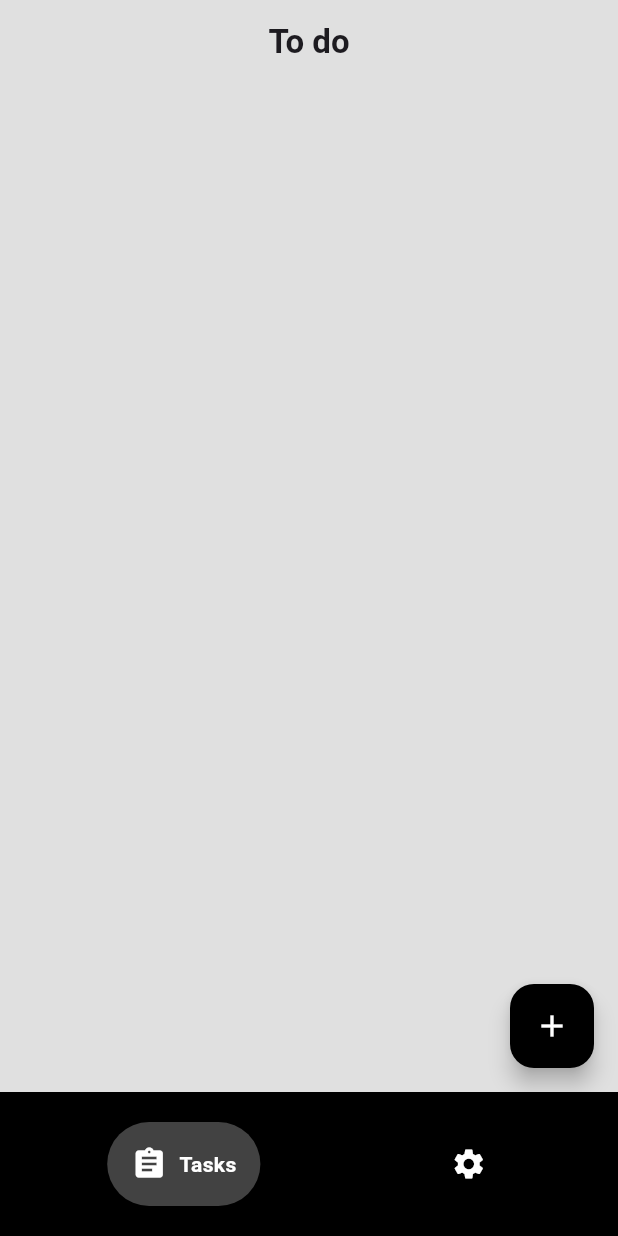
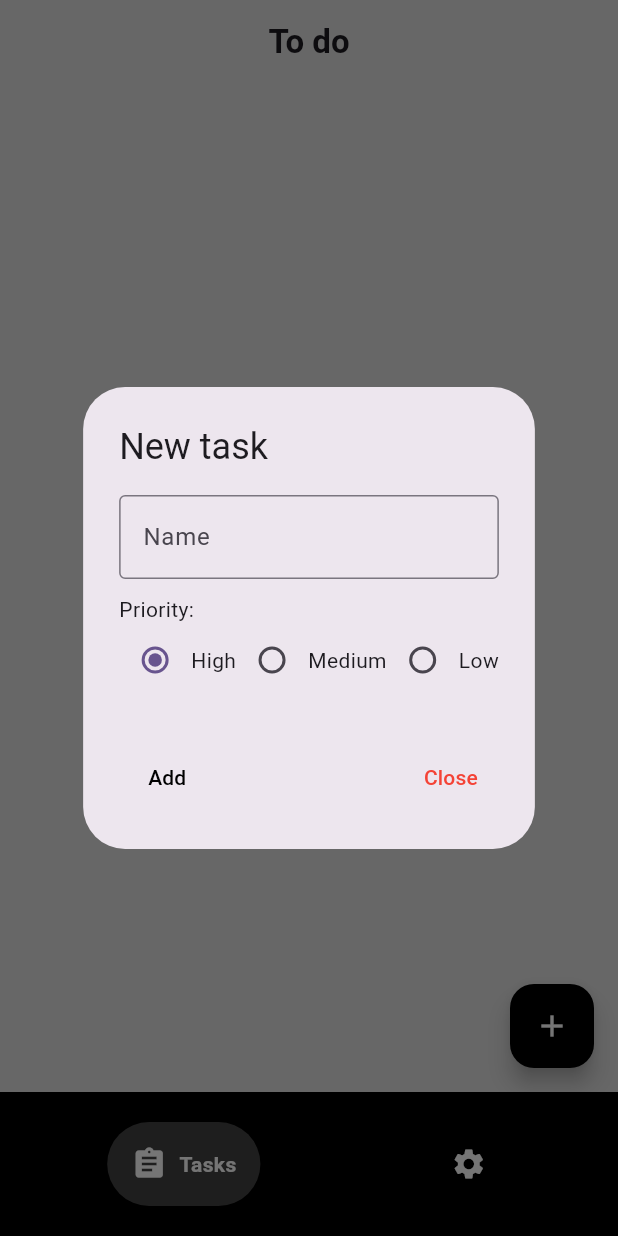
Before and after one commit to lechsebastian/todo, a Flutter app: the screen it shows once a user with an empty profile is signed in, after a tap on the "add" icon, on a phone screen of 412 x 824 dp. Run offline on Flutter 3.47's test engine with Material 3 defaults, Android fonts, the phone set to English and light mode, and no system bars; drawn by our look-alikes of google_nav_bar; our stand-ins replace cloud_firestore, firebase_auth, firebase_core; accounts and stored records are empty.

Commit message:
Implement adding task

```diff
--- a/lib/app/home/tasks/tasks_page_content.dart
+++ b/lib/app/home/tasks/tasks_page_content.dart
@@ -9,7 +9,10 @@ class TasksPageContent extends StatelessWidget {
   @override
   Widget build(BuildContext context) {
     return StreamBuilder<QuerySnapshot<Map<String, dynamic>>>(
-      stream: FirebaseFirestore.instance.collection('tasks').snapshots(),
+      stream: FirebaseFirestore.instance
+          .collection('tasks')
+          .orderBy('priority')
+          .snapshots(),
       builder: (context, snapshot) {
         if (snapshot.hasError) {
           return const Center(
@@ -34,8 +37,7 @@ class TasksPageContent extends StatelessWidget {
                   padding: const EdgeInsets.only(
                       left: 16, right: 24, top: 8, bottom: 8),
                   decoration: BoxDecoration(
-                    border: Border.all(color: Colors.black),
-                    borderRadius: BorderRadius.circular(24),
+                    borderRadius: BorderRadius.circular(8),
                     color: Colors.white,
                   ),
                   child: Row(
@@ -61,6 +63,7 @@ class TasksPageContent extends StatelessWidget {
                     ],
                   ),
                 ),
+                const SizedBox(height: 12),
               ],
             ],
           ),
--- /dev/null
+++ b/lib/app/widgets/my_add_task_dialog.dart
@@ -0,0 +1,118 @@
+import 'package:cloud_firestore/cloud_firestore.dart';
+import 'package:flutter/material.dart';
+import 'package:todo/app/widgets/my_textfield.dart';
+
+class MyAddTaskDialog extends StatefulWidget {
+  const MyAddTaskDialog({super.key});
+
+  @override
+  _MyAddTaskDialogState createState() => _MyAddTaskDialogState();
+}
+
+class _MyAddTaskDialogState extends State<MyAddTaskDialog> {
+  int _selectedPriority = 1;
+  final taskController = TextEditingController();
+
+  @override
+  Widget build(BuildContext context) {
+    return AlertDialog(
+      actions: [
+        Row(
+          mainAxisAlignment: MainAxisAlignment.spaceBetween,
+          children: [
+            TextButton(
+              onPressed: () {
+                FirebaseFirestore.instance.collection('tasks').add({
+                  'name': taskController.text,
+                  'priority': _selectedPriority,
+                  'done': false,
+                });
+                Navigator.of(context).pop();
+                taskController.clear();
+              },
+              child: const Text(
+                'Add',
+                style: TextStyle(
+                  color: Colors.black,
+                ),
+              ),
+            ),
+            TextButton(
+              onPressed: () {
+                Navigator.of(context).pop();
+              },
+              child: const Text(
+                'Close',
+                style: TextStyle(
+                  color: Colors.red,
+                ),
+              ),
+            ),
+          ],
+        )
+      ],
+      title: const Text('New task'),
+      content: Container(
+        height: 140,
+        child: Column(
+          crossAxisAlignment: CrossAxisAlignment.start,
+          children: [
+            MyTextField(
+              controller: taskController,
+              label: 'Name',
+              isObscure: false,
+            ),
+            const SizedBox(height: 10),
+            const Text('Priority:'),
+            Row(
+              children: [
+                Row(
+                  children: [
+                    Radio(
+                      value: 1,
+                      groupValue: _selectedPriority,
+                      onChanged: (value) {
+                        setState(() {
+                          _selectedPriority = value!;
+                        });
+                      },
+                    ),
+                    const Text('High'),
+                  ],
+                ),
+                Row(
+                  children: [
+                    Radio(
+                      value: 2,
+                      groupValue: _selectedPriority,
+                      onChanged: (value) {
+                        setState(() {
+                          _selectedPriority = value!;
+                        });
+                      },
+                    ),
+                    const Text('Medium'),
+                  ],
+                ),
+                Row(
+                  children: [
+                    Radio(
+                      value: 3,
+                      groupValue: _selectedPriority,
+                      onChanged: (value) {
+                        setState(() {
+                          _selectedPriority = value!;
+                        });
+                      },
+                    ),
+                    const Text('Low'),
+                  ],
+                ),
+              ],
+            ),
+          ],
+        ),
+      ),
+    );
+  }
+}
```
Also changed, not shown: lib/app/home/home_page.dart (+8 -51 lines).
